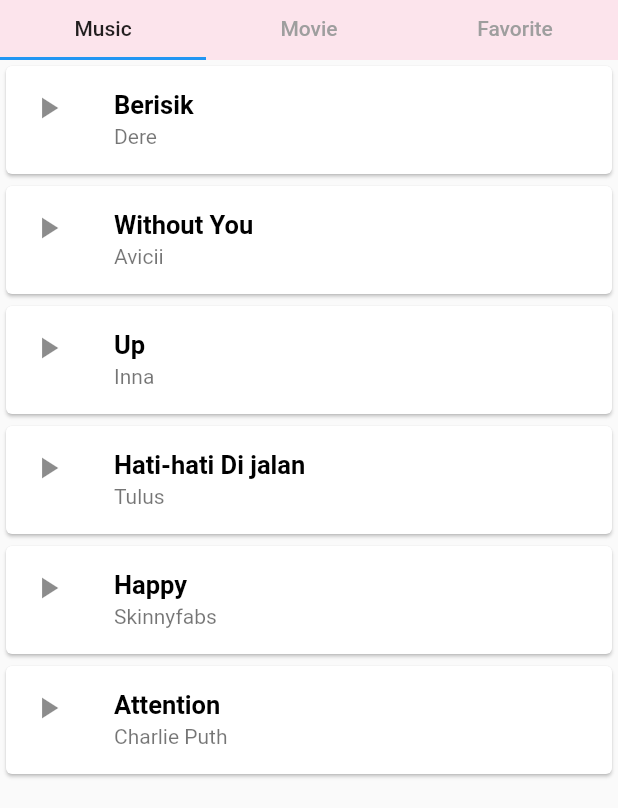
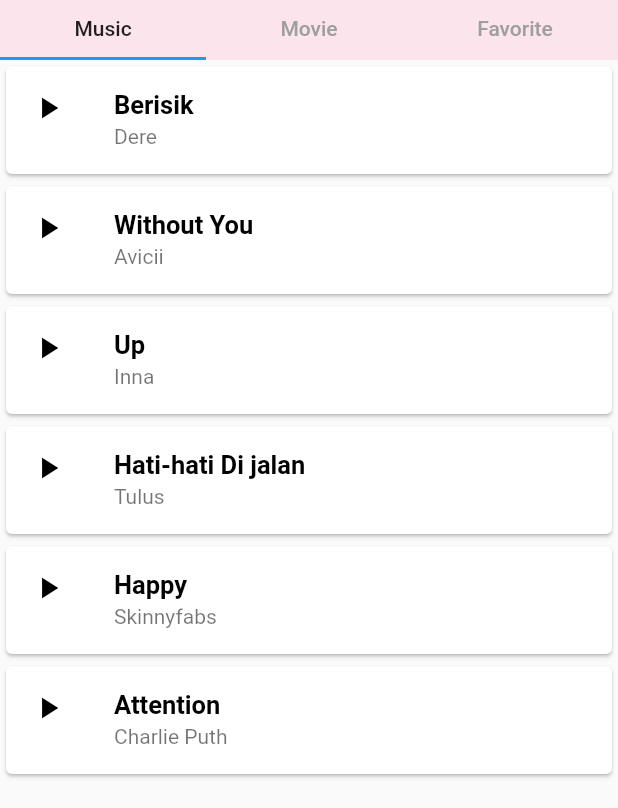
Before and after one commit to Nahdhiyyah/Pemrograman_Mobile, a Flutter app: the screen it shows after launch, on a phone screen of 412 x 824 dp. Shown: the part 351-1159 px from the top of the screen. Run offline on Flutter 3.47's test engine with Material 2 defaults, Android fonts, the phone set to English and light mode, and no system bars.

```diff
--- a/lib/music.dart
+++ b/lib/music.dart
@@ -26,7 +26,10 @@ class music extends StatelessWidget {
         itemBuilder: (context, index) {
           return Card(
             child: ListTile(
-              leading: Icon(Icons.play_arrow),
+              leading: Icon(
+                Icons.play_arrow,
+                color: Colors.black,
+              ),
               title: Text(lagu[index], style: TextStyle(color: Colors.black, fontWeight: FontWeight.bold, fontSize: 17)),
               subtitle: Text(artis[index]),
             ),
```
Also changed, not shown: 1 other file.
